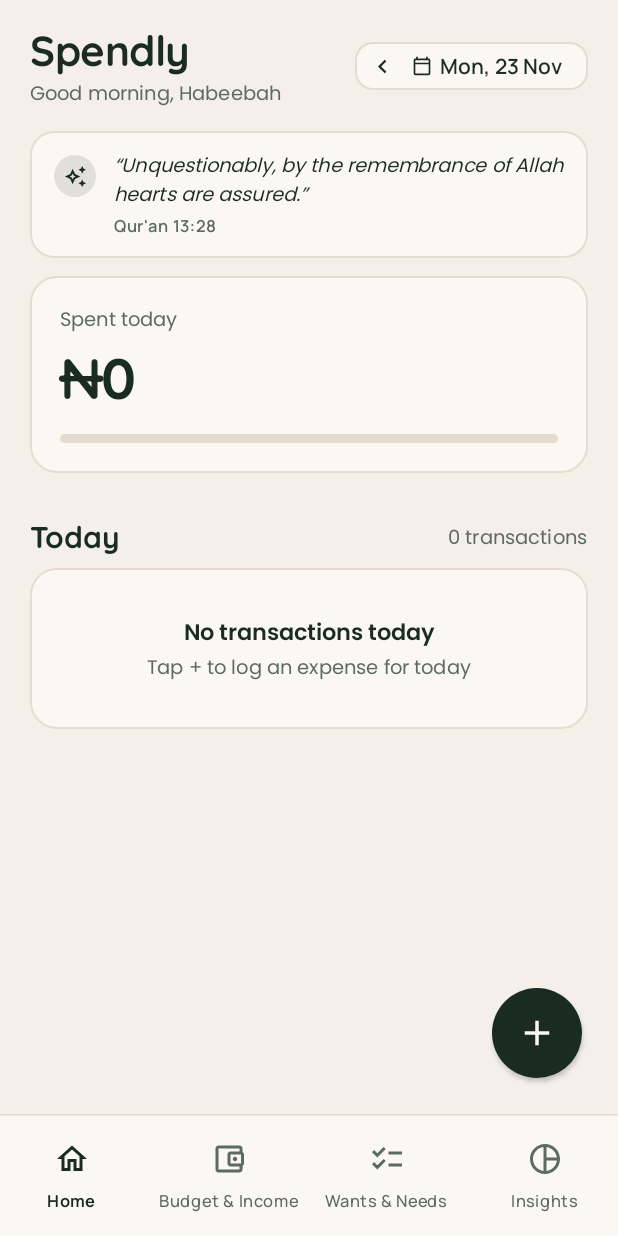
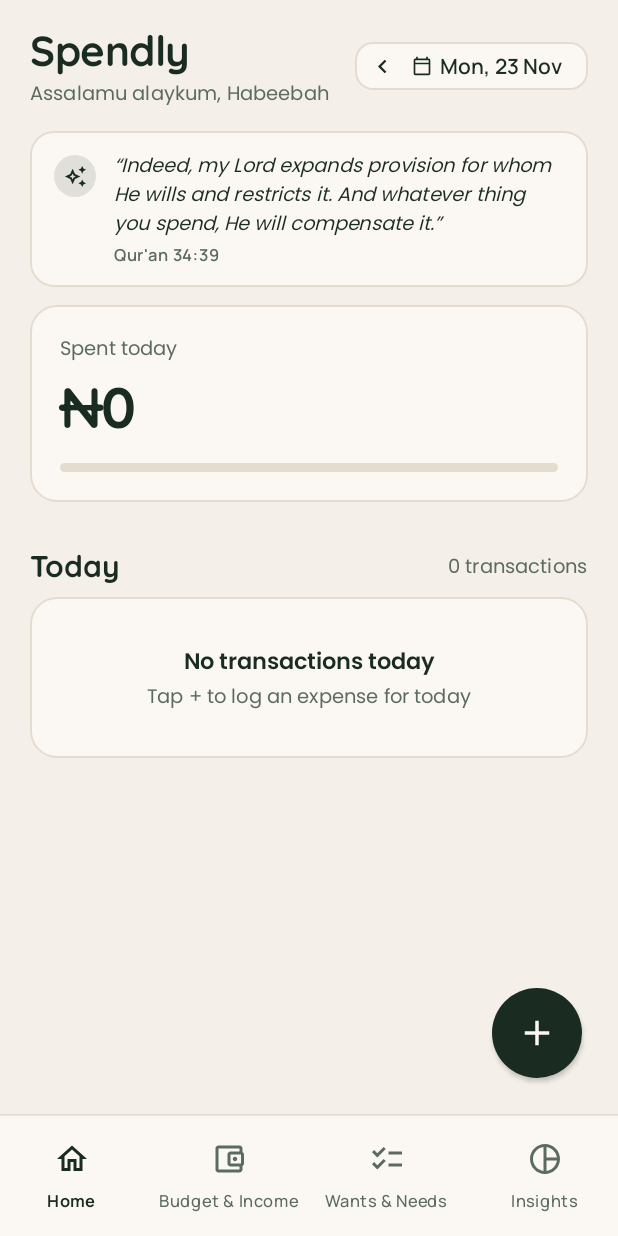
Before and after one commit to habibatsulayman/spendly, an Android app built with Jetpack Compose: the screen it shows after launch (MainActivity), on a phone screen of 412 x 824 dp. Run offline under Robolectric (Android 15) with nearby library versions, the phone set to English and light mode, and no system bars; our stand-ins replace Room's generated code.

Commit message:
feat: add monthly transactions view, future income logging, taslim greetings & finance hadiths

```diff
--- a/app/src/main/java/com/example/daily_expenses/ui/home/AddExpenseSheet.kt
+++ b/app/src/main/java/com/example/daily_expenses/ui/home/AddExpenseSheet.kt
@@ -105,7 +105,9 @@ fun AddExpenseSheet(
             chosenDay.month,
             chosenDay.dayOfMonth
         ).apply {
-            datePicker.maxDate = System.currentTimeMillis()
+            if (!isIncome) {
+                datePicker.maxDate = System.currentTimeMillis()
+            }
         }.show()
     }
 
--- a/app/src/main/java/com/example/daily_expenses/ui/home/HomeViewModel.kt
+++ b/app/src/main/java/com/example/daily_expenses/ui/home/HomeViewModel.kt
@@ -48,10 +48,12 @@ data class MonthlyBudgetPlan(
 
 fun greetingForHour(hourOfDay: Int, userName: String = "Habeebah"): String {
     return when (hourOfDay) {
-        in 5..11 -> "Good morning, $userName"
-        in 12..16 -> "Good afternoon, $userName"
-        in 17..20 -> "Good evening, $userName"
-        else -> "Good night, $userName"
+        in 5..8 -> "Assalamu alaykum, dear $userName"
+        in 9..11 -> "Assalamu alaykum, $userName"
+        in 12..14 -> "Assalamu alaykum, lovely"
+        in 15..17 -> "Assalamu alaykum, sweet $userName"
+        in 18..20 -> "Assalamu alaykum, Habibti"
+        else -> "Assalamu alaykum, dearest"
     }
 }
 
@@ -213,6 +215,66 @@ data class IslamicQuote(
 object IslamicQuotesProvider {
     val quotes = listOf(
         IslamicQuote(
+            "“Charity does not decrease wealth.”",
+            "Prophet Muhammad ﷺ · Sahih Muslim"
+        ),
+        IslamicQuote(
+            "“Richness is not having many possessions, but richness is the contentment of the soul.”",
+            "Prophet Muhammad ﷺ · Sahih al-Bukhari"
+        ),
+        IslamicQuote(
+            "“The upper (giving) hand is better than the lower (receiving) hand, and start with those for whom you are responsible.”",
+            "Prophet Muhammad ﷺ · Sahih al-Bukhari"
+        ),
+        IslamicQuote(
+            "“Every day two angels descend, and one of them says: ‘O Allah, compensate every person who spends in Your cause.’”",
+            "Prophet Muhammad ﷺ · Sahih al-Bukhari"
+        ),
+        IslamicQuote(
+            "“Allah said: ‘Spend, O son of Adam, and I shall spend on you.’”",
+            "Hadith Qudsi · Sahih al-Bukhari & Muslim"
+        ),
+        IslamicQuote(
+            "“How excellent is righteous wealth in the hands of a righteous person!”",
+            "Prophet Muhammad ﷺ · Musnad Ahmad"
+        ),
+        IslamicQuote(
+            "“The believer’s shade on the Day of Resurrection will be their charity.”",
+            "Prophet Muhammad ﷺ · Jami` at-Tirmidhi"
+        ),
+        IslamicQuote(
+            "“Protect yourself from the Hellfire even with half a date in charity.”",
+            "Prophet Muhammad ﷺ · Sahih al-Bukhari"
+        ),
+        IslamicQuote(
+            "“Nobody has ever eaten a better meal than that which one has earned by working with one’s own hands.”",
+            "Prophet Muhammad ﷺ · Sahih al-Bukhari"
+        ),
+        IslamicQuote(
+            "“When a Muslim spends something on their family intending to receive Allah’s reward, it is regarded as charity for them.”",
+            "Prophet Muhammad ﷺ · Sahih al-Bukhari"
+        ),
+        IslamicQuote(
+            "“Give charity without delay, for it stands in the way of calamity.”",
+            "Prophet Muhammad ﷺ · Al-Tirmidhi"
+        ),
+        IslamicQuote(
+            "“Whoever pays off their debt intending to repay it, Allah will pay it off for them.”",
+            "Prophet Muhammad ﷺ · Sahih al-Bukhari"
+        ),
+        IslamicQuote(
+            "“Eat, drink, give charity, and wear good clothes, as long as it does not involve extravagance or arrogance.”",
+            "Prophet Muhammad ﷺ · Sunan an-Nasa'i"
+        ),
+        IslamicQuote(
+            "“The most beloved of deeds to Allah are those that are most consistent, even if they are small.”",
+            "Prophet Muhammad ﷺ · Sahih al-Bukhari"
+        ),
+        IslamicQuote(
+            "“Whoever is pleased that their provision be expanded and their life span extended, let them keep ties of kinship.”",
+            "Prophet Muhammad ﷺ · Sahih al-Bukhari"
+        ),
+        IslamicQuote(
             "“And whoever puts their trust in Allah, then He will suffice him.”",
             "Qur'an 65:3"
         ),
@@ -221,44 +283,32 @@ object IslamicQuotesProvider {
             "Qur'an 14:7"
         ),
         IslamicQuote(
-            "“Charity does not decrease wealth.”",
-            "Prophet Muhammad ﷺ · Sahih Muslim"
+            "“And those who, when they spend, are neither extravagant nor niggardly, but hold a medium way between those.”",
+            "Qur'an 25:67"
+        ),
+        IslamicQuote(
+            "“And spend in the way of Allah and do not throw yourselves into destruction, and do good; indeed, Allah loves the doers of good.”",
+            "Qur'an 2:195"
+        ),
+        IslamicQuote(
+            "“Indeed, my Lord expands provision for whom He wills and restricts it. And whatever thing you spend, He will compensate it.”",
+            "Qur'an 34:39"
+        ),
+        IslamicQuote(
+            "“The example of those who spend their wealth in the way of Allah is like a seed of grain which grows seven spikes; in each spike is a hundred grains.”",
+            "Qur'an 2:261"
+        ),
+        IslamicQuote(
+            "“And there is no creature on earth but that upon Allah is its provision.”",
+            "Qur'an 11:6"
         ),
         IslamicQuote(
             "“Verily, with hardship comes ease.”",
             "Qur'an 94:6"
         ),
         IslamicQuote(
-            "“Richness is not having many possessions, but richness is the contentment of the soul.”",
-            "Prophet Muhammad ﷺ · Sahih al-Bukhari"
-        ),
-        IslamicQuote(
-            "“And there is no creature on earth but that upon Allah is its provision.”",
-            "Qur'an 11:6"
-        ),
-        IslamicQuote(
-            "“Allah does not burden a soul beyond that it can bear.”",
-            "Qur'an 2:286"
-        ),
-        IslamicQuote(
             "“Unquestionably, by the remembrance of Allah hearts are assured.”",
             "Qur'an 13:28"
-        ),
-        IslamicQuote(
-            "“And spend in the way of Allah and do not throw yourselves into destruction, and do good; indeed, Allah loves the doers of good.”",
-            "Qur'an 2:195"
-        ),
-        IslamicQuote(
-            "“And those who, when they spend, are neither extravagant nor niggardly, but hold a medium way between those.”",
-            "Qur'an 25:67"
-        ),
-        IslamicQuote(
-            "“Indeed, my Lord expands provision for whom He wills and restricts it.”",
-            "Qur'an 34:39"
-        ),
-        IslamicQuote(
-            "“Whoever is pleased that his provision be expanded and his life span extended, let him keep ties of kinship.”",
-            "Prophet Muhammad ﷺ · Sahih al-Bukhari"
         )
     )
 
```
Also changed, not shown: app/src/main/java/com/example/daily_expenses/MainActivity.kt (+17 -1 lines), app/src/main/java/com/example/daily_expenses/ui/summary/SummaryViewModel.kt (+6 -13 lines), 2 other files.
